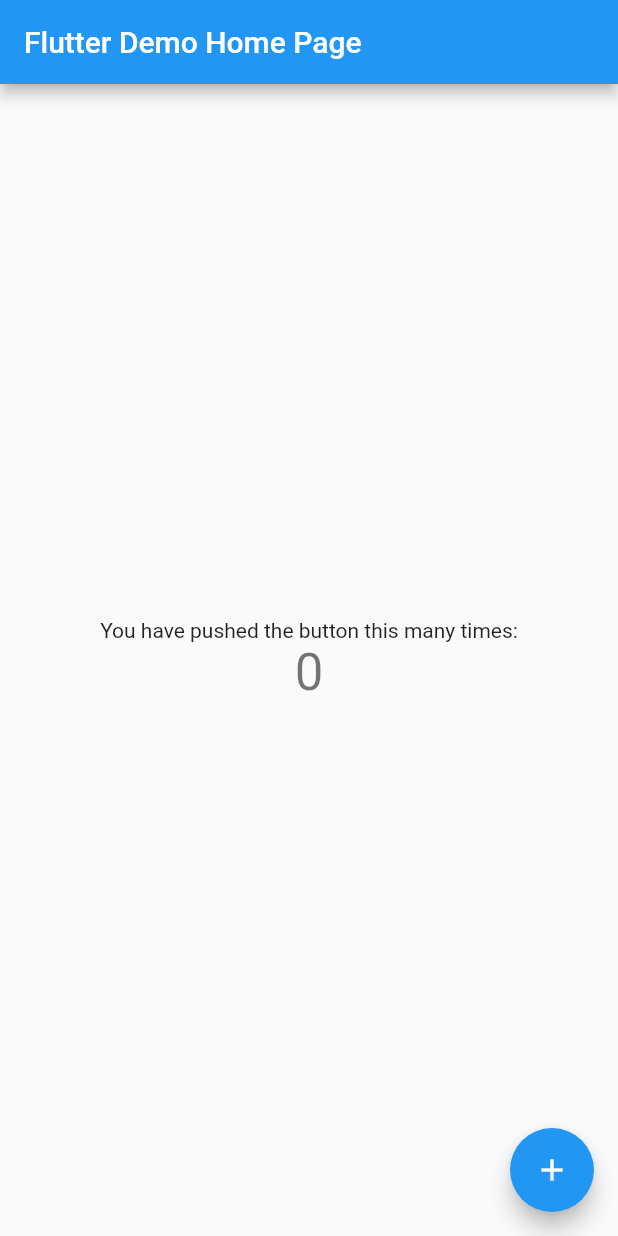
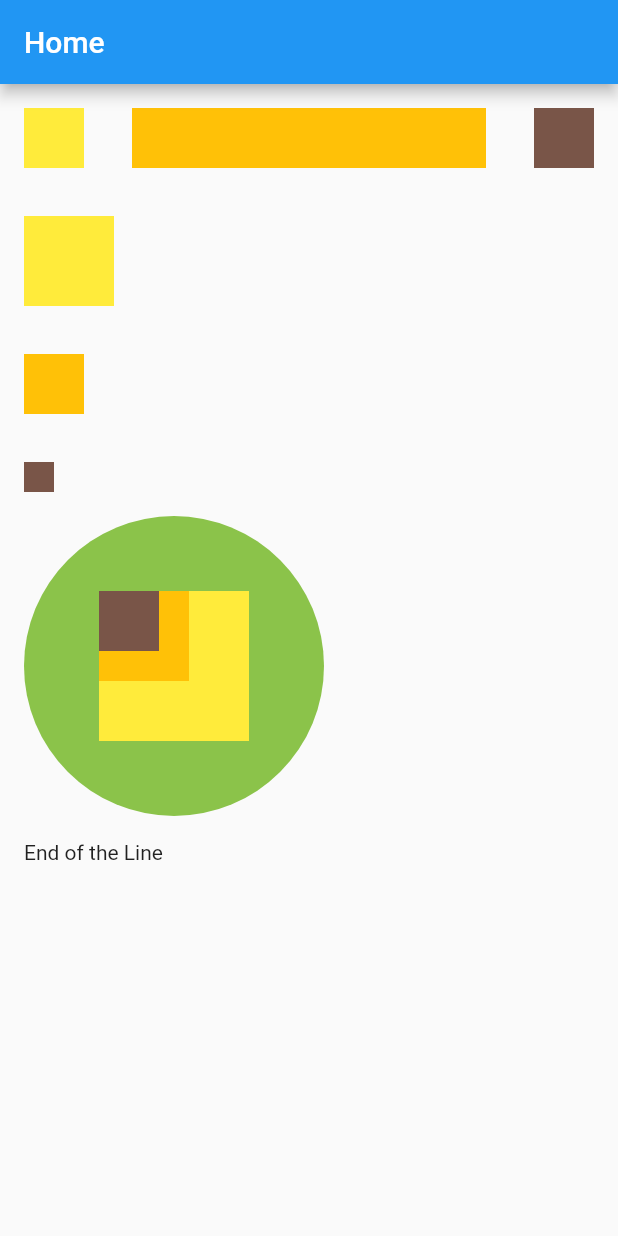
Before and after one commit to akashi4/flutter_application, a Flutter app: the screen it shows after launch, on a phone screen of 412 x 824 dp. Run offline on Flutter 3.47's test engine with Material 2 defaults, Android fonts, the phone set to English and light mode, and no system bars.

Commit message:
refactoring methods

```diff
--- a/lib/main.dart
+++ b/lib/main.dart
@@ -1,117 +1,18 @@
 import 'package:flutter/material.dart';
+import 'package:flutterapplication/pages/home.dart';
 
-void main() {
-  runApp(MyApp());
-}
+void main() => runApp(MyApp());
 
-class MyApp extends StatelessWidget {
-  // This widget is the root of your application.
-  @override
-  Widget build(BuildContext context) {
+class MyApp extends StatelessWidget{
+
+  Widget build(BuildContext context){
     return MaterialApp(
-      title: 'Flutter Demo',
+      debugShowCheckedModeBanner: false,
+      title: 'Starter Template',
       theme: ThemeData(
-        // This is the theme of your application.
-        //
-        // Try running your application with "flutter run". You'll see the
-        // application has a blue toolbar. Then, without quitting the app, try
-        // changing the primarySwatch below to Colors.green and then invoke
-        // "hot reload" (press "r" in the console where you ran "flutter run",
-        // or simply save your changes to "hot reload" in a Flutter IDE).
-        // Notice that the counter didn't reset back to zero; the application
-        // is not restarted.
         primarySwatch: Colors.blue,
-        // This makes the visual density adapt to the platform that you run
-        // the app on. For desktop platforms, the controls will be smaller and
-        // closer together (more dense) than on mobile platforms.
-        visualDensity: VisualDensity.adaptivePlatformDensity,
       ),
-      home: MyHomePage(title: 'Flutter Demo Home Page'),
+        home: Home(),
     );
   }
 }
-
-class MyHomePage extends StatefulWidget {
-  MyHomePage({Key key, this.title}) : super(key: key);
-
-  // This widget is the home page of your application. It is stateful, meaning
-  // that it has a State object (defined below) that contains fields that affect
-  // how it looks.
-
-  // This class is the configuration for the state. It holds the values (in this
-  // case the title) provided by the parent (in this case the App widget) and
-  // used by the build method of the State. Fields in a Widget subclass are
-  // always marked "final".
-
-  final String title;
-
-  @override
-  _MyHomePageState createState() => _MyHomePageState();
-}
-
-class _MyHomePageState extends State<MyHomePage> {
-  int _counter = 0;
-
-  void _incrementCounter() {
-    setState(() {
-      // This call to setState tells the Flutter framework that something has
-      // changed in this State, which causes it to rerun the build method below
-      // so that the display can reflect the updated values. If we changed
-      // _counter without calling setState(), then the build method would not be
-      // called again, and so nothing would appear to happen.
-      _counter++;
-    });
-  }
-
-  @override
-  Widget build(BuildContext context) {
-    // This method is rerun every time setState is called, for instance as done
-    // by the _incrementCounter method above.
-    //
-    // The Flutter framework has been optimized to make rerunning build methods
-    // fast, so that you can just rebuild anything that needs updating rather
-    // than having to individually change instances of widgets.
-    return Scaffold(
-      appBar: AppBar(
-        // Here we take the value from the MyHomePage object that was created by
-        // the App.build method, and use it to set our appbar title.
-        title: Text(widget.title),
-      ),
-      body: Center(
-        // Center is a layout widget. It takes a single child and positions it
-        // in the middle of the parent.
-        child: Column(
-          // Column is also a layout widget. It takes a list of children and
-          // arranges them vertically. By default, it sizes itself to fit its
-          // children horizontally, and tries to be as tall as its parent.
-          //
-          // Invoke "debug painting" (press "p" in the console, choose the
-          // "Toggle Debug Paint" action from the Flutter Inspector in Android
-          // Studio, or the "Toggle Debug Paint" command in Visual Studio Code)
-          // to see the wireframe for each widget.
-          //
-          // Column has various properties to control how it sizes itself and
-          // how it positions its children. Here we use mainAxisAlignment to
-          // center the children vertically; the main axis here is the vertical
-          // axis because Columns are vertical (the cross axis would be
-          // horizontal).
-          mainAxisAlignment: MainAxisAlignment.center,
-          children: <Widget>[
-            Text(
-              'You have pushed the button this many times:',
-            ),
-            Text(
-              '$_counter',
-              style: Theme.of(context).textTheme.headline4,
-            ),
-          ],
-        ),
-      ),
-      floatingActionButton: FloatingActionButton(
-        onPressed: _incrementCounter,
-        tooltip: 'Increment',
-        child: Icon(Icons.add),
-      ), // This trailing comma makes auto-formatting nicer for build methods.
-    );
-  }
-}
--- /dev/null
+++ b/lib/pages/home.dart
@@ -0,0 +1,123 @@
+import 'package:flutter/material.dart';
+
+class Home extends StatefulWidget {
+  @override
+  _HomeState createState() => _HomeState();
+}
+
+class _HomeState extends State<Home> {
+  @override
+  Widget build(BuildContext context) {
+    return Scaffold(
+      appBar: AppBar(
+        title: Text('Home'),
+      ),
+      body: SafeArea(
+        child: SingleChildScrollView(
+          child: Padding(
+            padding: EdgeInsets.all(16.0),
+            child: Column(
+              children: <Widget>[
+                _builHorizontaldRow(),
+                Padding(
+                  padding: EdgeInsets.all(16.0),
+                ),
+                _buildRowAndColunm()
+              ],
+            ),
+          ),
+        ),
+      ),
+    );
+  }
+
+  Row _buildRowAndColunm() {
+    return Row(
+                children: <Widget>[
+                  Column(
+                    crossAxisAlignment: CrossAxisAlignment.start,
+                    mainAxisSize: MainAxisSize.max,
+                    children: <Widget>[
+                      Container(
+                        color: Colors.yellow,
+                        height: 60.0,
+                        width: 60.0,
+                      ),
+                      Padding(padding: EdgeInsets.all(16.0)),
+                      Container(
+                        color: Colors.amber,
+                        height: 40.0,
+                        width: 40.0,
+                      ),
+                      Padding(padding: EdgeInsets.all(16.0)),
+                    Container(
+                      color: Colors.brown,
+                      height: 20.0,
+                      width: 20.0,
+                    ),
+                      Divider(),
+                      _buildRowAndStack(),
+                      Divider(),
+                      Text('End of the Line'),
+                    ],
+                  )
+                ],
+              );
+  }
+
+  Row _buildRowAndStack() {
+    return Row(
+                      children: <Widget>[
+                        CircleAvatar(
+                          backgroundColor: Colors.lightGreen,
+                          radius: 100.0,
+                          child: Stack(
+                            children: <Widget>[
+                              Container(
+                                height: 100,
+                                width: 100.0,
+                                color: Colors.yellow,
+                              ),
+                              Container(
+                                height: 60.0,
+                                width: 60.0,
+                                color: Colors.amber,
+                              ),
+                              Container(
+                                height: 40.0,
+                                width: 40.0,
+                                color: Colors.brown,
+                              )
+                            ],
+                          ),
+                        )
+                      ],
+                    );
+  }
+
+  Row _builHorizontaldRow() {
+    return Row(
+                children: <Widget>[
+                  Container(
+                    color: Colors.yellow,
+                    height: 40.0,
+                    width: 40.0,
+                  ),
+                  Padding(padding: EdgeInsets.all(16.0)),
+                  Expanded(
+                    child: Container(
+                      color: Colors.amber,
+                      height: 40.0,
+                      width: 40.0,
+                    ),
+                  ),
+                  Padding(padding: EdgeInsets.all(16.0)),
+                  Container(
+                    color: Colors.brown,
+                    height: 40.0,
+                    width: 40.0,
+                  ),
+                ],
+              );
+  }
+}
```
Also changed, not shown: 1 other file.
